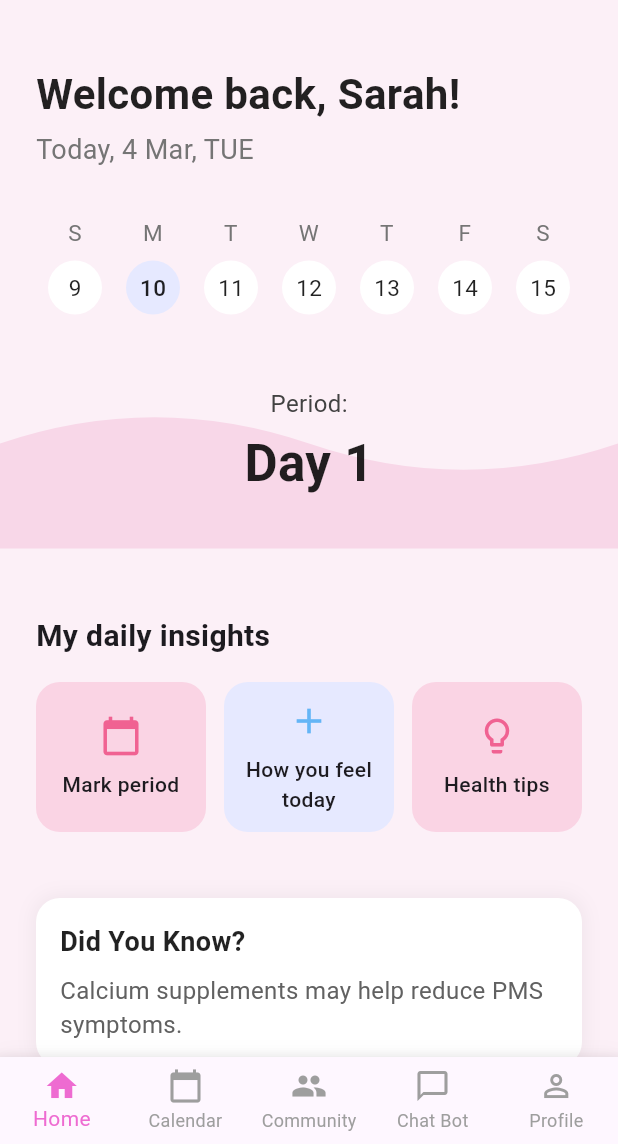
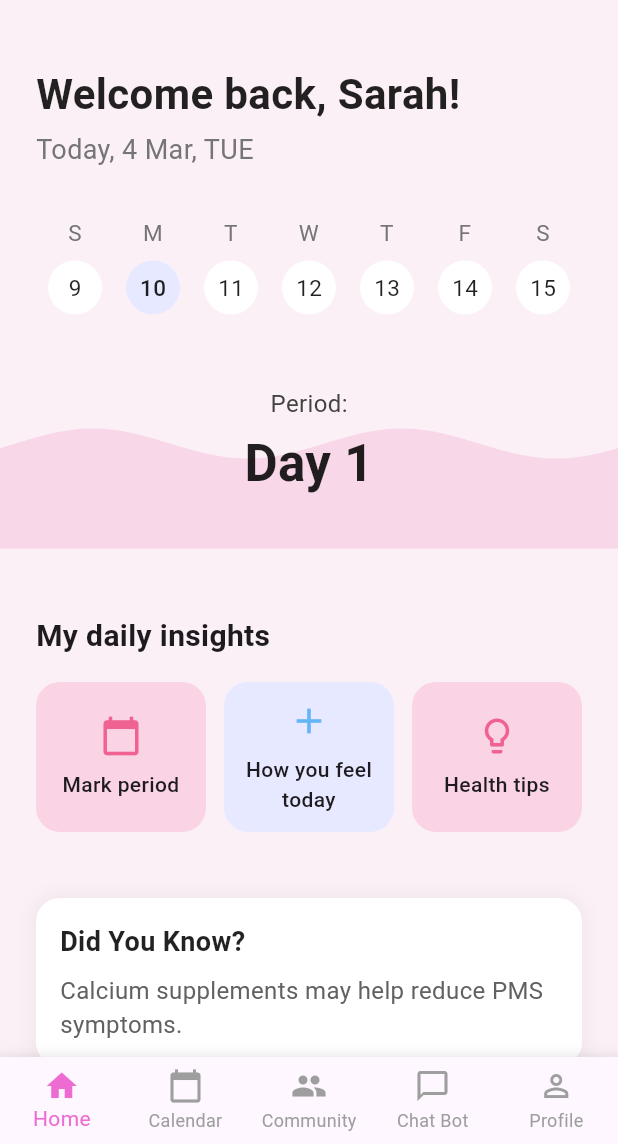
Before and after one commit to sakith71/AuraBloom, a Flutter app: the HomeScreen screen opened by its route, on a phone screen of 412 x 824 dp, the part 92-1236 px from its top. Run offline on Flutter 3.47's test engine with Material 3 defaults, Android fonts, the phone set to English and light mode, and no system bars; our stand-ins replace cloud_firestore, firebase_auth, firebase_core, firebase_storage, image_picker, shared_preferences; accounts and stored records are empty; network calls fail.

Commit message:
Add animated wave effect to home screen
This commit enhances the user experience by replacing the static wave background
in the period status section with a smoothly animated wave effect. The implementation:

- Creates a new AnimatedWaveSection widget with SingleTickerProviderStateMixin
- Implements a custom _AnimatedWavePainter that draws dynamic sine waves
- Uses AnimationController with a 4-second repeat cycle for continuous animation
- Maintains all existing functionality while adding visual appeal
- Improves the overall aesthetic of the app's home screen

Co-Authored-By: Modisa Nallaperuma <160309547+ModisaY@users.noreply.github.com>

```diff
--- a/frontend/lib/screens/home-screen.dart
+++ b/frontend/lib/screens/home-screen.dart
@@ -8,6 +8,137 @@ import '../widgets/home-widgets/app-bar.dart';
 import '../services/period-service.dart';
 import 'profile-screen/profile-screen.dart';
 import 'community/community-screen.dart';
+
+// Import your AnimatedWaveSection from wherever you save it
+// import '../widgets/home-widgets/animated-wave-section.dart';
+
+// You can copy the AnimatedWaveSection class directly here for simplicity
+// or move it to a separate file and import it
+
+import 'dart:math' as math;
+
+class AnimatedWaveSection extends StatefulWidget {
+  final String periodDay;
+
+  const AnimatedWaveSection({Key? key, required this.periodDay})
+    : super(key: key);
+
+  @override
+  State<AnimatedWaveSection> createState() => _AnimatedWaveSectionState();
+}
+
+class _AnimatedWaveSectionState extends State<AnimatedWaveSection>
+    with SingleTickerProviderStateMixin {
+  late AnimationController _animationController;
+
+  @override
+  void initState() {
+    super.initState();
+    _animationController = AnimationController(
+      vsync: this,
+      duration: const Duration(seconds: 4),
+    )..repeat();
+  }
+
+  @override
+  void dispose() {
+    _animationController.dispose();
+    super.dispose();
+  }
+
+  @override
+  Widget build(BuildContext context) {
+    return Stack(
+      children: [
+        AnimatedBuilder(
+          animation: _animationController,
+          builder: (context, child) {
+            return CustomPaint(
+              size: const Size(double.infinity, 140),
+              painter: _AnimatedWavePainter(
+                animationValue: _animationController.value,
+              ),
+            );
+          },
+        ),
+        Positioned.fill(
+          child: Column(
+            mainAxisAlignment: MainAxisAlignment.center,
+            children: [
+              Text(
+                'Period:',
+                style: TextStyle(
+                  fontSize: 16,
+                  color: Colors.grey[800],
+                  fontWeight: FontWeight.w400,
+                ),
+              ),
+              const SizedBox(height: 4),
+              Text(
+                widget.periodDay,
+                style: const TextStyle(
+                  fontSize: 34,
+                  fontWeight: FontWeight.w600,
+                  color: Colors.black87,
+                ),
+              ),
+            ],
+          ),
+        ),
+      ],
+    );
+  }
+}
+
+class _AnimatedWavePainter extends CustomPainter {
+  final double animationValue;
+
+  _AnimatedWavePainter({required this.animationValue});
+
+  @override
+  void paint(Canvas canvas, Size size) {
+    final paint =
+        Paint()
+          ..color = const Color(0xFFF8D7E8)
+          ..style = PaintingStyle.fill;
+
+    const waveCount = 2; // Number of complete sine waves
+    const amplitude = 10.0; // Height of the waves
+    final path = Path();
+
+    // Starting position (bottom left)
+    path.moveTo(0, size.height);
+
+    // Go to the starting wave position
+    path.lineTo(0, size.height * 0.5);
+
+    // Draw the animated wave
+    for (var i = 0; i <= size.width; i++) {
+      // Calculate the y-offset with a sine wave that moves with the animation
+      final wavePhase = animationValue * 2 * math.pi;
+      final normalizedX = i / size.width;
+      final waveY = math.sin(
+        (normalizedX * waveCount * 2 * math.pi) + wavePhase,
+      );
+
+      // Adjust the y position and scale the amplitude
+      final y = size.height * 0.5 + (waveY * amplitude);
+
+      path.lineTo(i.toDouble(), y);
+    }
+
+    // Complete the path to form a closed shape
+    path.lineTo(size.width, size.height);
+    path.close();
+
+    canvas.drawPath(path, paint);
+  }
+
+  @override
+  bool shouldRepaint(covariant _AnimatedWavePainter oldDelegate) {
+    return oldDelegate.animationValue != animationValue;
+  }
+}
 
 class HomeScreen extends StatefulWidget {
   final String userId;
@@ -112,7 +243,8 @@ class _HomeScreenState extends State<HomeScreen> {
         children: [
           _buildWelcomeSection(),
           _buildWeekCalendar(),
-          _buildPeriodStatus(),
+          // Replace the static wave with the animated one
+          const AnimatedWaveSection(periodDay: 'Day 1'),
           const SizedBox(height: 20),
           DailyInsights(userId: widget.userId),
           const SizedBox(height: 20),
@@ -211,40 +343,7 @@ class _HomeScreenState extends State<HomeScreen> {
     );
   }
 
-  Widget _buildPeriodStatus() {
-    return Stack(
-      children: [
-        CustomPaint(
-          size: const Size(double.infinity, 140),
-          painter: _WavePainter(),
-        ),
-        Positioned.fill(
-          child: Column(
-            mainAxisAlignment: MainAxisAlignment.center,
-            children: [
-              Text(
-                'Period:',
-                style: TextStyle(
-                  fontSize: 16,
-                  color: Colors.grey[800],
-                  fontWeight: FontWeight.w400,
-                ),
-              ),
-              const SizedBox(height: 4),
-              const Text(
-                'Day 1',
-                style: TextStyle(
-                  fontSize: 34,
-                  fontWeight: FontWeight.w600,
-                  color: Colors.black87,
-                ),
-              ),
-            ],
-          ),
-        ),
-      ],
-    );
-  }
+  // The old _buildPeriodStatus method is no longer needed as we're using AnimatedWaveSection
 
   @override
   Widget build(BuildContext context) {
@@ -314,38 +413,3 @@ class _HomeScreenState extends State<HomeScreen> {
     );
   }
 }
-
-class _WavePainter extends CustomPainter {
-  @override
-  void paint(Canvas canvas, Size size) {
-    final paint =
-        Paint()
-          ..color = const Color(0xFFF8D7E8)
-          ..style = PaintingStyle.fill;
-
-    final path = Path();
-    path.moveTo(0, size.height);
-    path.lineTo(0, size.height * 0.5);
-    path.quadraticBezierTo(
-      size.width * 0.25,
-      size.height * 0.25,
-      size.width * 0.5,
-      size.height * 0.5,
-    );
-    path.quadraticBezierTo(
-      size.width * 0.75,
-      size.height * 0.75,
-      size.width,
-      size.height * 0.5,
-    );
-    path.lineTo(size.width, size.height);
-    path.close();
-
-    canvas.drawPath(path, paint);
-  }
-
-  @override
-  bool shouldRepaint(covariant CustomPainter oldDelegate) {
-    return false;
-  }
-}
```
